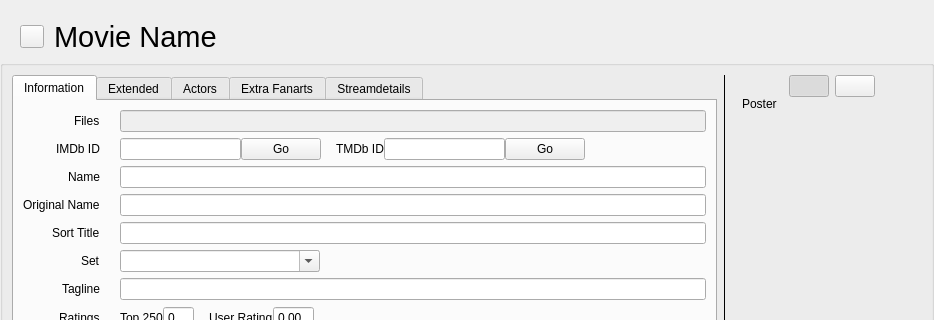
Komet/MediaElch, file src/ui/movies/MovieWidget.ui: the form before one commit; both pictures show x 0 to 934 and y 0 to 320 of the 934 by 928 pixel window.
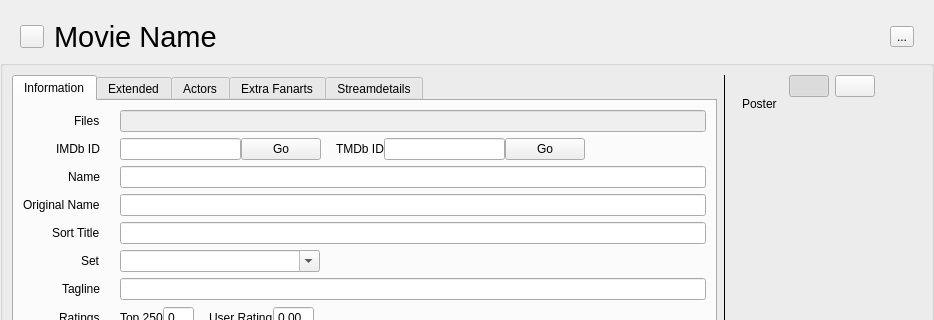
The form after the commit. Icons and pictures are not drawn. Custom widgets are drawn as their Qt base class.

Commit message: feat(UI): Add play button to movie widget

The edit to the form file:
```diff
--- a/src/ui/movies/MovieWidget.ui
+++ b/src/ui/movies/MovieWidget.ui
@@ -98,6 +98,39 @@
      <item>
       <widget class="MediaFlags" name="mediaFlags" native="true"/>
      </item>
+     <item>
+      <widget class="QToolButton" name="buttonPlay">
+       <property name="cursor">
+        <cursorShape>PointingHandCursor</cursorShape>
+       </property>
+       <property name="toolTip">
+        <string>Play movie</string>
+       </property>
+       <property name="text">
+        <string>...</string>
+       </property>
+       <property name="icon">
+        <iconset resource="../../../data/MediaElch.qrc">
+         <normaloff>:/icons/actions/32/media-playback-start.svg</normaloff>:/icons/actions/32/media-playback-start.svg</iconset>
+       </property>
+      </widget>
+     </item>
+     <item>
+      <spacer name="hSpacerRight">
+       <property name="orientation">
+        <enum>Qt::Horizontal</enum>
+       </property>
+       <property name="sizeType">
+        <enum>QSizePolicy::Fixed</enum>
+       </property>
+       <property name="sizeHint" stdset="0">
+        <size>
+         <width>20</width>
+         <height>20</height>
+        </size>
+       </property>
+      </spacer>
+     </item>
     </layout>
    </item>
    <item>
```
The commit also changes 7 other files.
